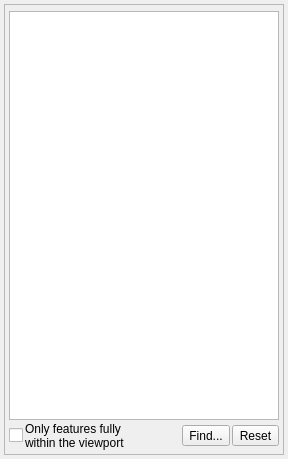
First picture: the form in src/Docks/FeaturesDock.ui, repository openstreetmap/merkaartor, before the edit.
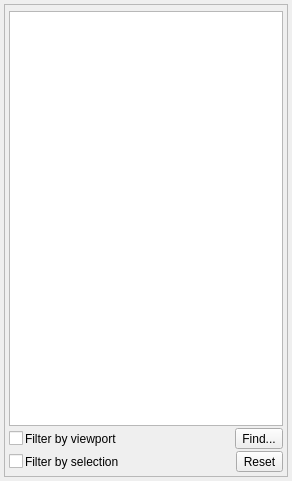
Second picture: the form after the edit.

Commit message:
Implemented checkbox to turn on/off selection filter in features view.
If turned off, it behaves as in previous versions.

Patch:
```diff
--- a/src/Docks/FeaturesDock.ui
+++ b/src/Docks/FeaturesDock.ui
@@ -6,8 +6,8 @@
    <rect>
     <x>0</x>
     <y>0</y>
-    <width>288</width>
-    <height>459</height>
+    <width>292</width>
+    <height>481</height>
    </rect>
   </property>
   <property name="windowTitle">
@@ -68,11 +68,14 @@
         </item>
         <item>
          <widget class="QLabel" name="lblOnlyViewport">
-          <property name="text">
+          <property name="toolTip">
            <string>Only features fully within the viewport</string>
           </property>
+          <property name="text">
+           <string>Filter by viewport</string>
+          </property>
           <property name="wordWrap">
-           <bool>true</bool>
+           <bool>false</bool>
           </property>
           <property name="buddy">
            <cstring>cbWithin</cstring>
@@ -101,6 +104,46 @@
            <string>Find...</string>
           </property>
          </widget>
+        </item>
+       </layout>
+      </item>
+      <item>
+       <layout class="QHBoxLayout" name="horizontalLayout_3">
+        <item>
+         <widget class="QCheckBox" name="cbSelectionFilter">
+          <property name="text">
+           <string/>
+          </property>
+         </widget>
+        </item>
+        <item>
+         <widget class="QLabel" name="label">
+          <property name="toolTip">
+           <string>Only show features intersecting current selection.</string>
+          </property>
+          <property name="text">
+           <string>Filter by selection</string>
+          </property>
+          <property name="wordWrap">
+           <bool>false</bool>
+          </property>
+          <property name="buddy">
+           <cstring>cbSelectionFilter</cstring>
+          </property>
+         </widget>
+        </item>
+        <item>
+         <spacer name="horizontalSpacer_2">
+          <property name="orientation">
+           <enum>Qt::Horizontal</enum>
+          </property>
+          <property name="sizeHint" stdset="0">
+           <size>
+            <width>40</width>
+            <height>20</height>
+           </size>
+          </property>
+         </spacer>
         </item>
         <item>
          <widget class="QToolButton" name="btReset">
```
The commit also changes 4 other files.
